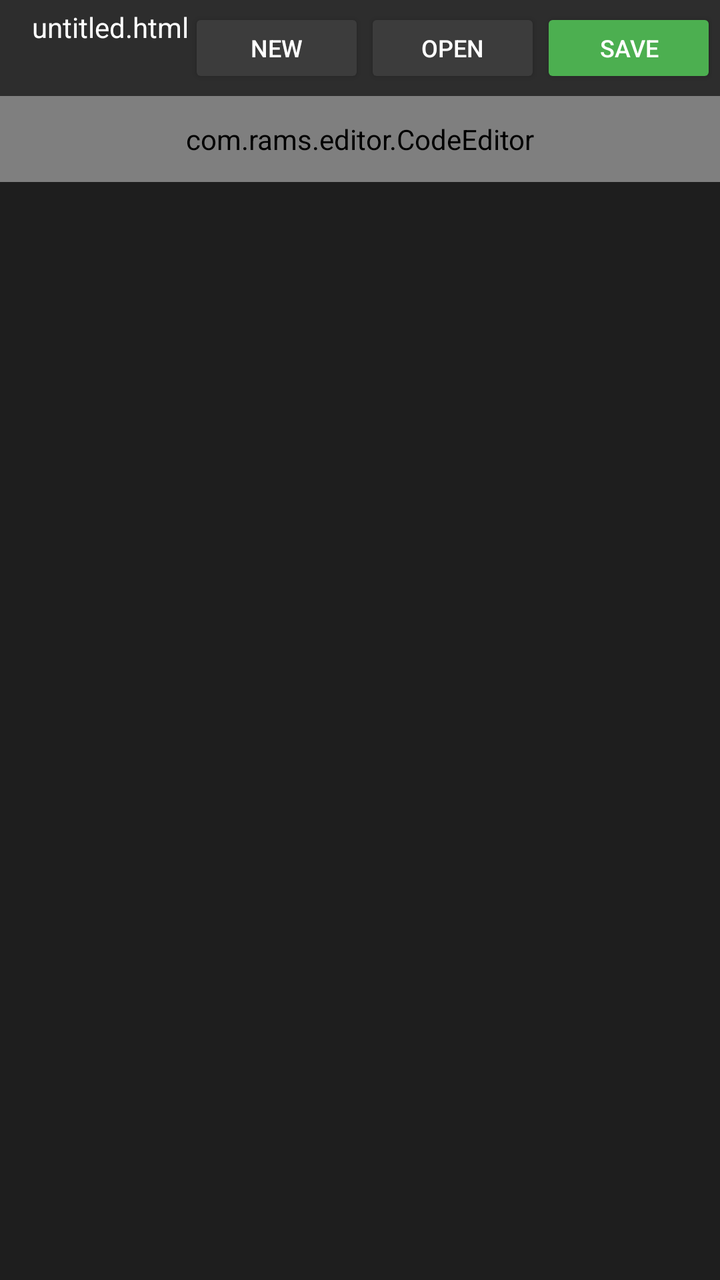
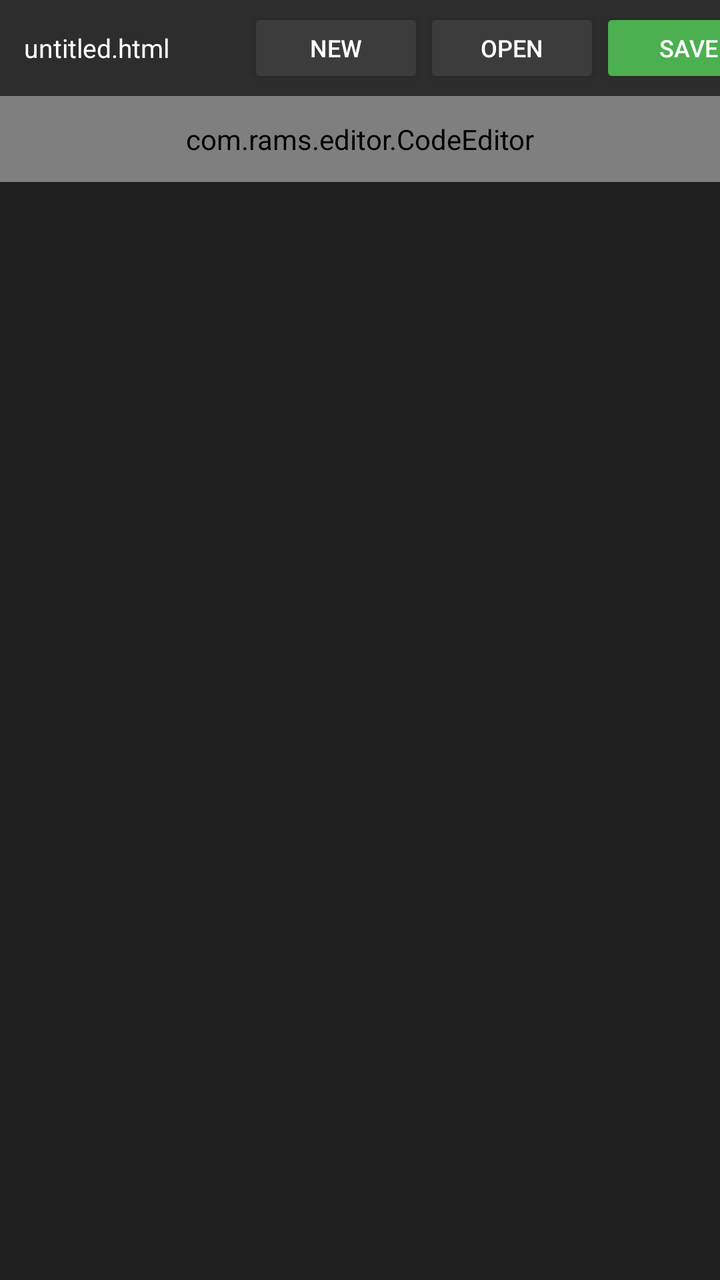

Screens rendered from an Android XML layout before and after an edit, with the pre-edit source and the edit as a unified diff.
<!-- AndroidManifest.xml: application theme Theme.AppCompat.DayNight.NoActionBar -->
<!-- res/layout/activity_main.xml -->
<?xml version="1.0" encoding="utf-8"?>
<androidx.constraintlayout.widget.ConstraintLayout
    xmlns:android="http://schemas.android.com/apk/res/android"
    xmlns:app="http://schemas.android.com/apk/res-auto"
    android:layout_width="match_parent"
    android:layout_height="match_parent"
    android:background="#1E1E1E">

    <LinearLayout
        android:id="@+id/toolbar"
        android:layout_width="0dp"
        android:layout_height="48dp"
        android:background="#2D2D2D"
        android:orientation="horizontal"
        android:padding="4dp"
        app:layout_constraintTop_toTopOf="parent"
        app:layout_constraintStart_toStartOf="parent"
        app:layout_constraintEnd_toEndOf="parent">

        <TextView
            android:id="@+id/fileName"
            android:layout_width="0dp"
            android:layout_height="match_parent"
            android:layout_weight="1"
            android:text="untitled.html"
            android:textColor="#FFFFFF"
            android:textSize="14sp"
            android:gravity="center_vertical"
            android:paddingStart="12dp"/>

        <Button
            android:id="@+id/btnNew"
            android:layout_width="wrap_content"
            android:layout_height="match_parent"
            android:text="New"
            android:textSize="12sp"
            android:backgroundTint="#3C3C3C"
            android:textColor="#FFFFFF"/>

        <Button
            android:id="@+id/btnOpen"
            android:layout_width="wrap_content"
            android:layout_height="match_parent"
            android:text="Open"
            android:textSize="12sp"
            android:backgroundTint="#3C3C3C"
            android:textColor="#FFFFFF"/>

        <Button
            android:id="@+id/btnSave"
            android:layout_width="wrap_content"
            android:layout_height="match_parent"
            android:text="Save"
            android:textSize="12sp"
            android:backgroundTint="#4CAF50"
            android:textColor="#FFFFFF"/>

        <Button
            android:id="@+id/btnRun"
            android:layout_width="wrap_content"
            android:layout_height="match_parent"
            android:text="▶"
            android:textSize="16sp"
            android:backgroundTint="#2196F3"
            android:textColor="#FFFFFF"/>

    </LinearLayout>

    <ScrollView
        android:id="@+id/scrollView"
        android:layout_width="0dp"
        android:layout_height="0dp"
        app:layout_constraintTop_toBottomOf="@id/toolbar"
        app:layout_constraintBottom_toBottomOf="parent"
        app:layout_constraintStart_toStartOf="parent"
        app:layout_constraintEnd_toEndOf="parent">

        <com.rams.editor.CodeEditor
            android:id="@+id/codeEditor"
            android:layout_width="match_parent"
            android:layout_height="wrap_content"
            android:padding="12dp"
            android:textColor="#D4D4D4"
            android:textSize="14sp"
            android:background="#1E1E1E"
            android:fontFamily="monospace"
            android:inputType="textMultiLine|textNoSuggestions"
            android:gravity="top"/>

    </ScrollView>

</androidx.constraintlayout.widget.ConstraintLayout>
<!-- resources referenced by this layout -->
<resources>

</resources>

<!-- the commit's change to res/layout/activity_main.xml (unified diff, before → after) -->
@@ -6,65 +6,71 @@
     android:layout_height="match_parent"
     android:background="#1E1E1E">
 
-    <LinearLayout
+    <HorizontalScrollView
         android:id="@+id/toolbar"
         android:layout_width="0dp"
         android:layout_height="48dp"
         android:background="#2D2D2D"
-        android:orientation="horizontal"
-        android:padding="4dp"
+        android:scrollbars="none"
         app:layout_constraintTop_toTopOf="parent"
         app:layout_constraintStart_toStartOf="parent"
         app:layout_constraintEnd_toEndOf="parent">
 
-        <TextView
-            android:id="@+id/fileName"
-            android:layout_width="0dp"
-            android:layout_height="match_parent"
-            android:layout_weight="1"
-            android:text="untitled.html"
-            android:textColor="#FFFFFF"
-            android:textSize="14sp"
-            android:gravity="center_vertical"
-            android:paddingStart="12dp"/>
-
-        <Button
-            android:id="@+id/btnNew"
+        <LinearLayout
             android:layout_width="wrap_content"
             android:layout_height="match_parent"
-            android:text="New"
-            android:textSize="12sp"
-            android:backgroundTint="#3C3C3C"
-            android:textColor="#FFFFFF"/>
+            android:orientation="horizontal"
+            android:padding="4dp">
 
-        <Button
-            android:id="@+id/btnOpen"
-            android:layout_width="wrap_content"
-            android:layout_height="match_parent"
-            android:text="Open"
-            android:textSize="12sp"
-            android:backgroundTint="#3C3C3C"
-            android:textColor="#FFFFFF"/>
+            <TextView
+                android:id="@+id/fileName"
+                android:layout_width="120dp"
+                android:layout_height="match_parent"
+                android:text="untitled.html"
+                android:textColor="#FFFFFF"
+                android:textSize="13sp"
+                android:gravity="center_vertical"
+                android:paddingStart="8dp"/>
 
-        <Button
-            android:id="@+id/btnSave"
-            android:layout_width="wrap_content"
-            android:layout_height="match_parent"
-            android:text="Save"
-            android:textSize="12sp"
-            android:backgroundTint="#4CAF50"
-            android:textColor="#FFFFFF"/>
+            <Button
+                android:id="@+id/btnNew"
+                android:layout_width="wrap_content"
+                android:layout_height="match_parent"
+                android:text="New"
+                android:textSize="12sp"
+                android:backgroundTint="#3C3C3C"
+                android:textColor="#FFFFFF"/>
 
-        <Button
-            android:id="@+id/btnRun"
-            android:layout_width="wrap_content"
-            android:layout_height="match_parent"
-            android:text="▶"
-            android:textSize="16sp"
-            android:backgroundTint="#2196F3"
-            android:textColor="#FFFFFF"/>
+            <Button
+                android:id="@+id/btnOpen"
+                android:layout_width="wrap_content"
+                android:layout_height="match_parent"
+                android:text="Open"
+                android:textSize="12sp"
+                android:backgroundTint="#3C3C3C"
+                android:textColor="#FFFFFF"/>
 
-    </LinearLayout>
+            <Button
+                android:id="@+id/btnSave"
+                android:layout_width="wrap_content"
+                android:layout_height="match_parent"
+                android:text="Save"
+                android:textSize="12sp"
+                android:backgroundTint="#4CAF50"
+                android:textColor="#FFFFFF"/>
+
+            <Button
+                android:id="@+id/btnRun"
+                android:layout_width="wrap_content"
+                android:layout_height="match_parent"
+                android:text="▶"
+                android:textSize="16sp"
+                android:backgroundTint="#2196F3"
+                android:textColor="#FFFFFF"/>
+
+        </LinearLayout>
+
+    </HorizontalScrollView>
 
     <ScrollView
         android:id="@+id/scrollView"
